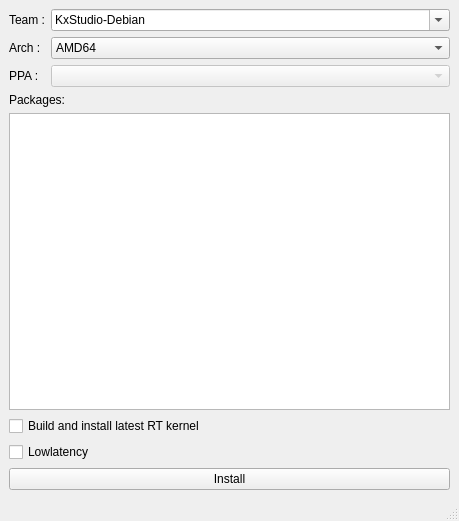
Above: kxfed_ui.ui from millerthegorilla/launchpad_rpm before the change. Below: the same form after it.
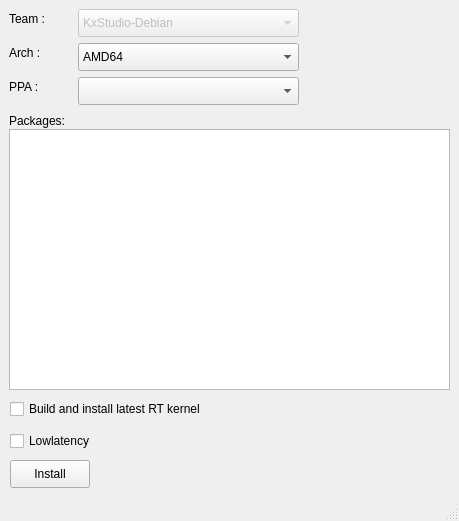
That is the form after the change.

```diff
--- a/kxfed_ui.ui
+++ b/kxfed_ui.ui
@@ -23,18 +23,33 @@
    <string>MainWindow</string>
   </property>
   <widget class="QWidget" name="centralwidget">
-   <layout class="QFormLayout" name="formLayout">
-    <item row="0" column="0">
      <widget class="QLabel" name="team_label">
+    <property name="geometry">
+     <rect>
+      <x>9</x>
+      <y>9</y>
+      <width>44</width>
+      <height>20</height>
+     </rect>
+    </property>
       <property name="text">
        <string>Team :</string>
       </property>
      </widget>
-    </item>
-    <item row="0" column="1">
      <widget class="QComboBox" name="team_combo">
+    <property name="enabled">
+     <bool>false</bool>
+    </property>
+    <property name="geometry">
+     <rect>
+      <x>78</x>
+      <y>9</y>
+      <width>221</width>
+      <height>28</height>
+     </rect>
+    </property>
       <property name="editable">
-       <bool>true</bool>
+     <bool>false</bool>
       </property>
       <item>
        <property name="text">
@@ -42,16 +57,28 @@
        </property>
       </item>
      </widget>
-    </item>
-    <item row="1" column="0">
      <widget class="QLabel" name="arch_label">
+    <property name="geometry">
+     <rect>
+      <x>9</x>
+      <y>43</y>
+      <width>38</width>
+      <height>20</height>
+     </rect>
+    </property>
       <property name="text">
        <string>Arch :</string>
       </property>
      </widget>
-    </item>
-    <item row="1" column="1">
      <widget class="QComboBox" name="arch_combo">
+    <property name="geometry">
+     <rect>
+      <x>78</x>
+      <y>43</y>
+      <width>221</width>
+      <height>28</height>
+     </rect>
+    </property>
       <item>
        <property name="text">
         <string>AMD64</string>
@@ -63,53 +90,110 @@
        </property>
       </item>
      </widget>
-    </item>
-    <item row="2" column="0">
      <widget class="QLabel" name="ppa_label">
+    <property name="geometry">
+     <rect>
+      <x>9</x>
+      <y>77</y>
+      <width>34</width>
+      <height>20</height>
+     </rect>
+    </property>
       <property name="text">
        <string>PPA :</string>
       </property>
      </widget>
-    </item>
-    <item row="2" column="1">
      <widget class="QComboBox" name="ppa_combo">
       <property name="enabled">
-       <bool>false</bool>
-      </property>
-     </widget>
-    </item>
-    <item row="3" column="0" colspan="2">
+     <bool>true</bool>
+    </property>
+    <property name="geometry">
+     <rect>
+      <x>78</x>
+      <y>77</y>
+      <width>221</width>
+      <height>28</height>
+     </rect>
+    </property>
+   </widget>
      <widget class="QLabel" name="packages_label">
+    <property name="geometry">
+     <rect>
+      <x>9</x>
+      <y>111</y>
+      <width>68</width>
+      <height>20</height>
+     </rect>
+    </property>
       <property name="text">
        <string>Packages: </string>
       </property>
      </widget>
-    </item>
-    <item row="4" column="0" colspan="2">
-     <widget class="QTreeView" name="packages_treeview"/>
-    </item>
-    <item row="5" column="0" colspan="2">
      <widget class="QCheckBox" name="kernelbuild_chk">
+    <property name="geometry">
+     <rect>
+      <x>10</x>
+      <y>396</y>
+      <width>234</width>
+      <height>26</height>
+     </rect>
+    </property>
       <property name="text">
        <string>Build and install latest RT kernel</string>
       </property>
      </widget>
-    </item>
-    <item row="6" column="0" colspan="2">
      <widget class="QCheckBox" name="lowlatency_chk">
+    <property name="geometry">
+     <rect>
+      <x>10</x>
+      <y>428</y>
+      <width>101</width>
+      <height>26</height>
+     </rect>
+    </property>
       <property name="text">
        <string>Lowlatency</string>
       </property>
      </widget>
-    </item>
-    <item row="7" column="0" colspan="2">
      <widget class="QPushButton" name="install_btn">
+    <property name="geometry">
+     <rect>
+      <x>10</x>
+      <y>460</y>
+      <width>80</width>
+      <height>28</height>
+     </rect>
+    </property>
       <property name="text">
        <string>Install</string>
       </property>
      </widget>
-    </item>
-   </layout>
+   <widget class="QListView" name="pkgs_listView">
+    <property name="geometry">
+     <rect>
+      <x>9</x>
+      <y>129</y>
+      <width>441</width>
+      <height>261</height>
+     </rect>
+    </property>
+   </widget>
+   <widget class="QLabel" name="label">
+    <property name="geometry">
+     <rect>
+      <x>170</x>
+      <y>240</y>
+      <width>63</width>
+      <height>20</height>
+     </rect>
+    </property>
+    <property name="text">
+     <string/>
+    </property>
+    <property name="scaledContents">
+     <bool>true</bool>
+    </property>
+   </widget>
   </widget>
   <widget class="QStatusBar" name="statusbar"/>
  </widget>
```
Left out of the diff: 2 changed lines with no effect on the pictures. Lines whose indentation alone changed are shown as unchanged.
